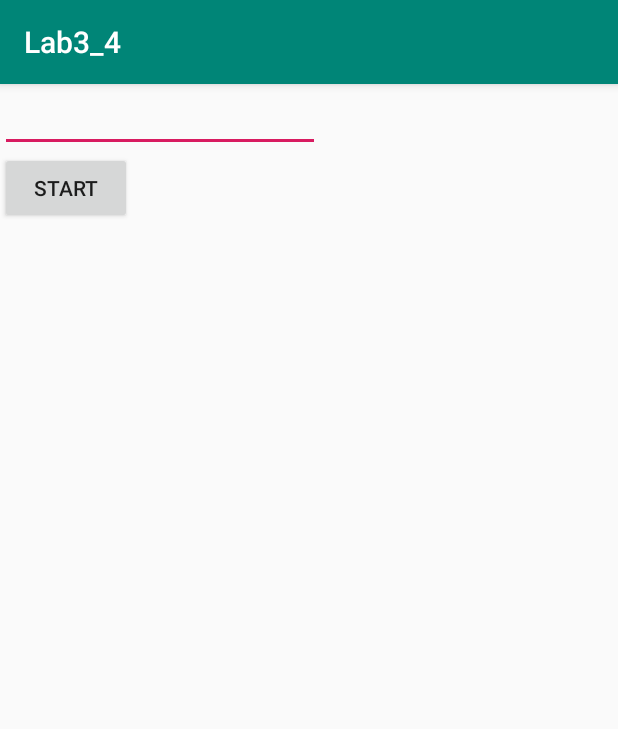
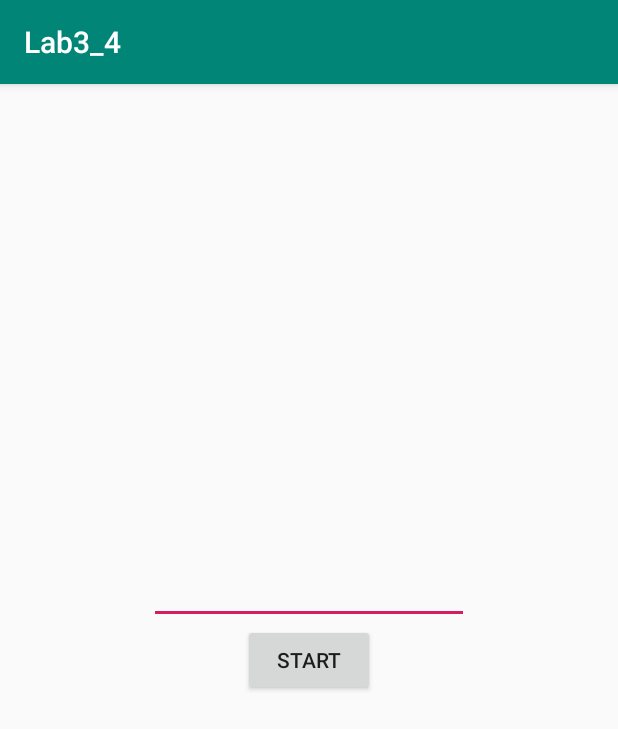
Before and after one commit to rojoslavik/Lab3_4, an Android app: the screen it shows after launch (MainActivity), on a phone screen of 412 x 824 dp. Shown: the top 729 px of the screen. Run offline under Robolectric (Android 15) with nearby library versions, the phone set to English and light mode, and no system bars.

Commit message:
Täysin valmis

```diff
--- a/app/src/main/res/layout/activity_main.xml
+++ b/app/src/main/res/layout/activity_main.xml
@@ -6,29 +6,31 @@
     android:layout_height="match_parent"
     tools:context=".MainActivity">
 
-    <LinearLayout
-        android:layout_width="wrap_content"
-        android:layout_height="wrap_content"
-        android:orientation="vertical"
-        tools:layout_editor_absoluteX="87dp"
-        tools:layout_editor_absoluteY="239dp">
+    <RelativeLayout android:id="@+id/RelativeLayout01"
+        android:layout_width="fill_parent"
+        android:layout_height="fill_parent"
+        xmlns:android="http://schemas.android.com/apk/res/android">
 
         <EditText
             android:id="@+id/aikaValinta"
             android:layout_width="wrap_content"
             android:layout_height="wrap_content"
+            android:layout_above="@id/Start"
+            android:layout_centerInParent="true"
+            android:gravity="center_horizontal"
             android:ems="10"
-            android:inputType="number"
-            tools:layout_editor_absoluteX="99dp"
-            tools:layout_editor_absoluteY="215dp" />
+            android:inputType="number" />
 
         <Button
             android:id="@+id/Start"
             android:layout_width="wrap_content"
             android:layout_height="wrap_content"
+            android:layout_centerInParent="true"
+            android:gravity="center"
             android:onClick="sendMessage"
             android:text="START"
-            tools:layout_editor_absoluteX="156dp"
-            tools:layout_editor_absoluteY="600dp" />
-    </LinearLayout>
+/>
+    </RelativeLayout>
+
+
 </android.support.constraint.ConstraintLayout>
```
Also changed, not shown: app/src/main/res/layout/timer_view.xml (+13 -2 lines).
